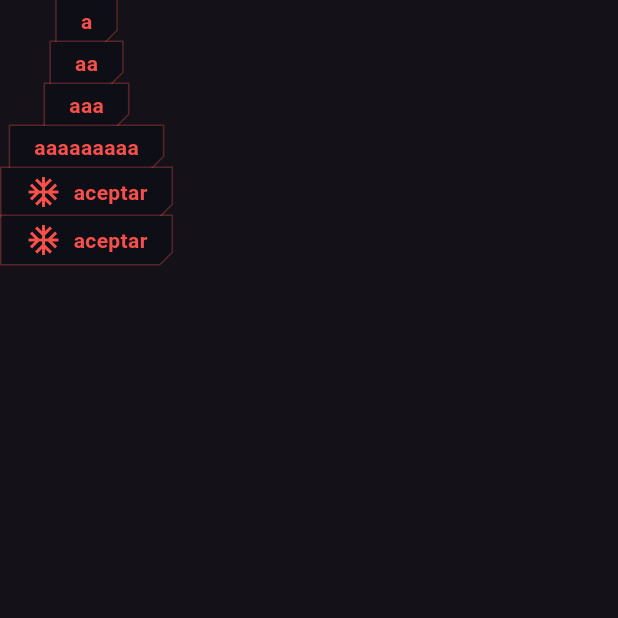
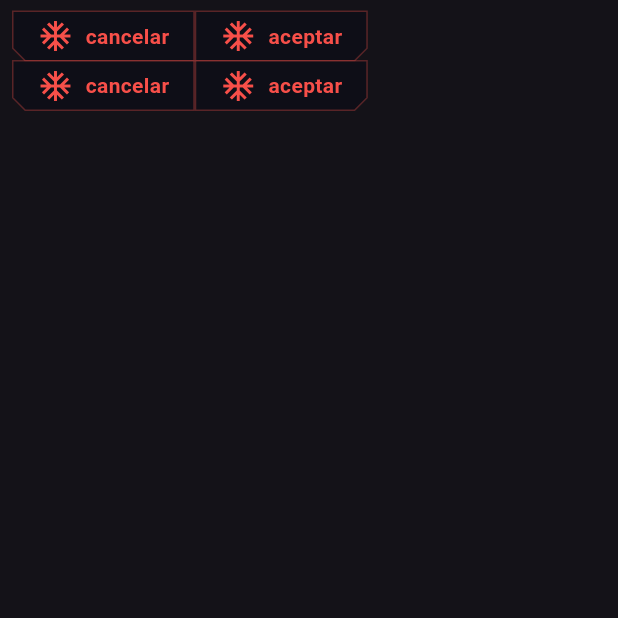
Before and after one commit to CerberusProgrammer/cyberpunk_ui, a Flutter app: the screen it shows after launch, on a phone screen of 412 x 824 dp, the top half of it. Run offline on Flutter 3.47's test engine with Material 3 defaults, Android fonts, the phone set to English and light mode, and no system bars.

Commit message:
Refactor button components to include custom color properties and support different border types

```diff
--- a/lib/main.dart
+++ b/lib/main.dart
@@ -1,4 +1,6 @@
 import 'package:cyberpunk_ui/v2/button/filled/cyber_filled_button.dart';
+import 'package:cyberpunk_ui/v2/button/filled/cyber_filled_button_shape.dart';
+import 'package:cyberpunk_ui/v2/button/text/cyber_text_button.dart';
 import 'package:flutter/material.dart';
 
 void main() {
@@ -16,17 +18,44 @@ class MainApp extends StatelessWidget {
         brightness: Brightness.dark,
       ),
       home: Scaffold(
-        body: Column(
-          children: [
-            CyberFilledButton(text: 'a', onTap: () {}),
-            CyberFilledButton(text: 'aa', onTap: () {}),
-            CyberFilledButton(text: 'aaa', onTap: () {}),
-            CyberFilledButton(text: 'aaaaaaaaa', onTap: () {}),
-            CyberFilledButton(
-                icon: Icons.ac_unit, text: 'aceptar', onTap: () {}),
-            CyberFilledButton(
-                icon: Icons.ac_unit, text: 'aceptar', onTap: () {}),
-          ],
+        body: Padding(
+          padding: const EdgeInsets.all(8.0),
+          child: Column(
+            children: [
+              Row(
+                children: [
+                  CyberFilledButton(
+                    icon: Icons.ac_unit,
+                    text: 'cancelar',
+                    onTap: () {},
+                    borderType: CyberBorderType.left,
+                  ),
+                  CyberFilledButton(
+                    icon: Icons.ac_unit,
+                    text: 'aceptar',
+                    onTap: () {},
+                    borderType: CyberBorderType.right,
+                  ),
+                ],
+              ),
+              Row(
+                children: [
+                  CyberTextButton(
+                    icon: Icons.ac_unit,
+                    text: 'cancelar',
+                    onTap: () {},
+                    borderType: CyberBorderType.left,
+                  ),
+                  CyberTextButton(
+                    icon: Icons.ac_unit,
+                    text: 'aceptar',
+                    onTap: () {},
+                    borderType: CyberBorderType.right,
+                  ),
+                ],
+              ),
+            ],
+          ),
         ),
       ),
     );
```
